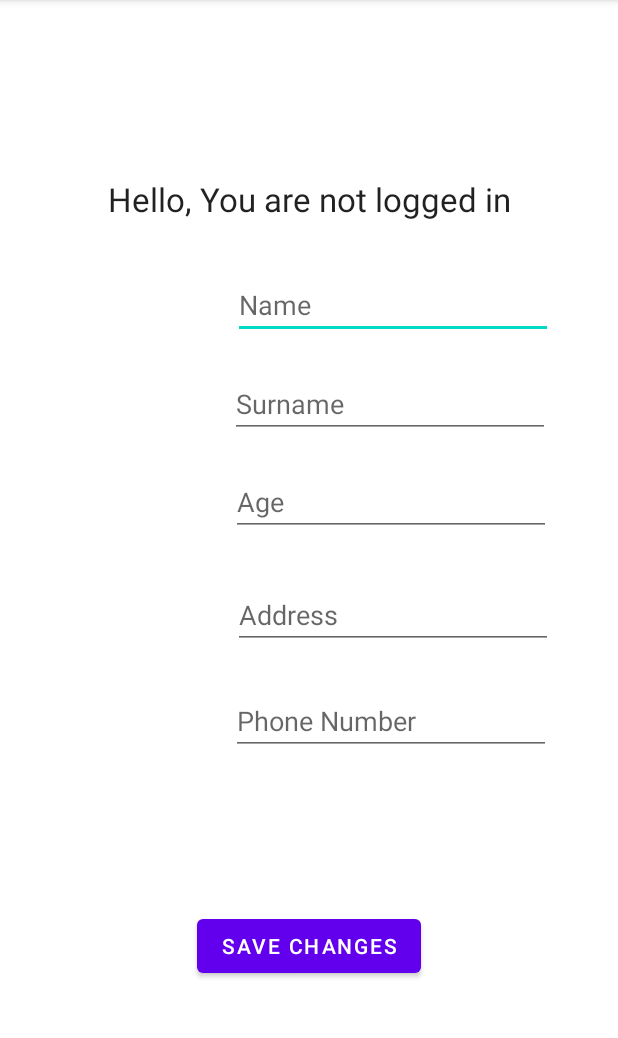
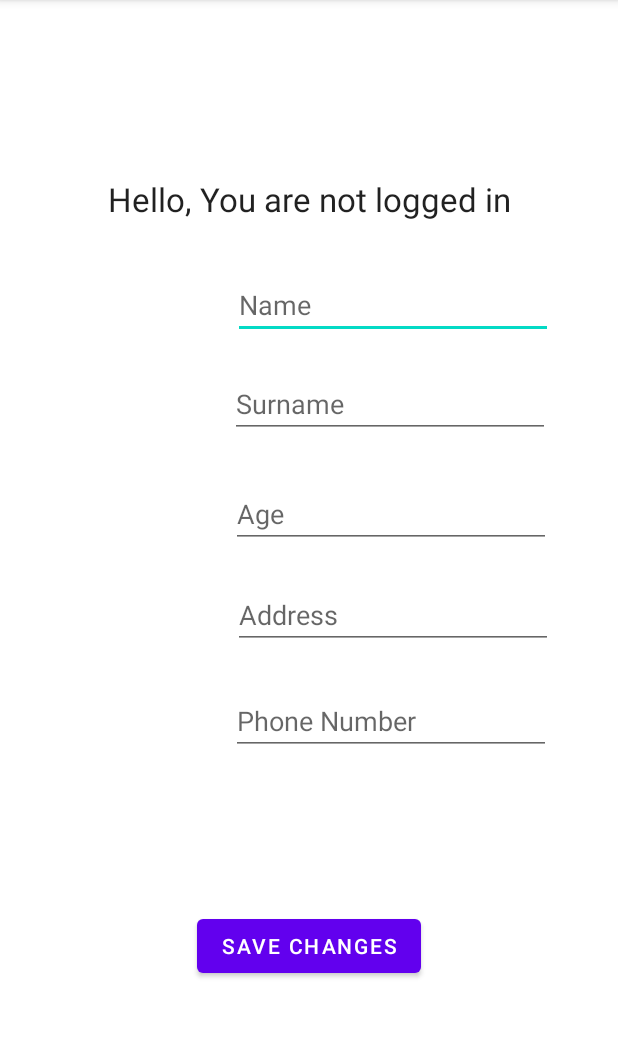
Before and after one commit to SebastianRichiteanu/MedicalClinic, an Android app: the ProfileView screen opened directly, with no data from a screen before it, on a phone screen of 412 x 824 dp, the part 84-1122 px from its top. Run offline under Robolectric (Android 15) with nearby library versions, the phone set to English and light mode, and no system bars.

Commit message:
Profile View DONE

```diff
--- a/app/src/main/res/layout/activity_profile_view.xml
+++ b/app/src/main/res/layout/activity_profile_view.xml
@@ -47,21 +47,6 @@
         app:layout_constraintStart_toStartOf="parent"
         app:layout_constraintTop_toTopOf="parent"
         app:layout_constraintVertical_bias="0.341" />
-
-    <EditText
-        android:id="@+id/profileview_age"
-        android:layout_width="wrap_content"
-        android:layout_height="wrap_content"
-        android:autofillHints=""
-        android:ems="10"
-        android:hint="@string/age"
-        android:inputType="text"
-        app:layout_constraintBottom_toBottomOf="parent"
-        app:layout_constraintEnd_toEndOf="parent"
-        app:layout_constraintHorizontal_bias="0.776"
-        app:layout_constraintStart_toStartOf="parent"
-        app:layout_constraintTop_toTopOf="parent"
-        app:layout_constraintVertical_bias="0.432" />
 
     <EditText
         android:id="@+id/profileview_address"
@@ -136,4 +121,18 @@
         app:layout_constraintTop_toTopOf="parent"
         app:layout_constraintVertical_bias="0.843" />
 
+    <EditText
+        android:id="@+id/profileview_age"
+        android:layout_width="wrap_content"
+        android:layout_height="wrap_content"
+        android:ems="10"
+        android:hint="@string/age"
+        android:inputType="numberSigned"
+        app:layout_constraintBottom_toBottomOf="parent"
+        app:layout_constraintEnd_toEndOf="parent"
+        app:layout_constraintHorizontal_bias="0.776"
+        app:layout_constraintStart_toStartOf="parent"
+        app:layout_constraintTop_toTopOf="parent"
+        app:layout_constraintVertical_bias="0.443" />
+
 </androidx.constraintlayout.widget.ConstraintLayout>
```
Also changed, not shown: app/src/main/java/com/example/medicalclinic2/MainActivity.java (+24 -3 lines), app/src/main/java/com/example/medicalclinic2/ProfileView.java (+21 -0 lines), app/src/main/java/com/example/medicalclinic2/model/DatabaseHandler.java (+18 -8 lines).
